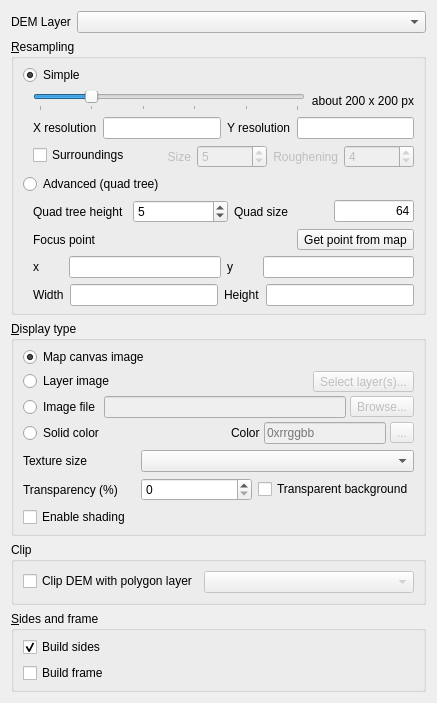
Qt form ui/demproperties.ui (minorua/Qgis2threejs) before a commit.
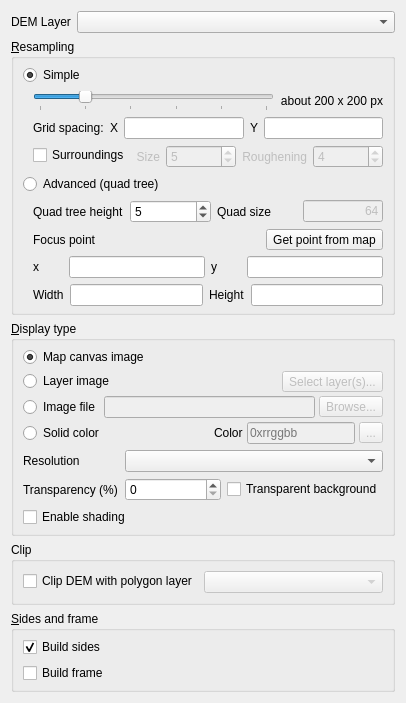
The same form after that commit.

Commit message: fix wording and widget layout

Diff of the .ui file:
```diff
--- a/ui/demproperties.ui
+++ b/ui/demproperties.ui
@@ -6,16 +6,10 @@
    <rect>
     <x>0</x>
     <y>0</y>
-    <width>437</width>
-    <height>654</height>
+    <width>386</width>
+    <height>656</height>
    </rect>
   </property>
-  <property name="sizePolicy">
-   <sizepolicy hsizetype="Preferred" vsizetype="Preferred">
-    <horstretch>0</horstretch>
-    <verstretch>0</verstretch>
-   </sizepolicy>
-  </property>
   <property name="windowTitle">
    <string>Form</string>
   </property>
@@ -37,6 +31,12 @@
          <verstretch>0</verstretch>
         </sizepolicy>
        </property>
+       <property name="maximumSize">
+        <size>
+         <width>350</width>
+         <height>16777215</height>
+        </size>
+       </property>
       </widget>
      </item>
     </layout>
@@ -120,11 +120,20 @@
          </layout>
         </item>
         <item>
-         <layout class="QHBoxLayout" name="horizontalLayout_4">
-          <item>
+         <layout class="QFormLayout" name="formLayout_2">
+          <item row="0" column="0">
            <widget class="QLabel" name="label_8">
             <property name="text">
-             <string>X resolution</string>
+             <string>Grid spacing:</string>
+            </property>
+           </widget>
+          </item>
+          <item row="0" column="1">
+           <layout class="QHBoxLayout" name="horizontalLayout_4">
+            <item>
+             <widget class="QLabel" name="label_4">
+              <property name="text">
+               <string>X</string>
             </property>
            </widget>
           </item>
@@ -147,7 +156,7 @@
           <item>
            <widget class="QLabel" name="label_9">
             <property name="text">
-             <string>Y resolution</string>
+               <string>Y</string>
             </property>
            </widget>
           </item>
@@ -163,24 +172,20 @@
           </item>
          </layout>
         </item>
+         </layout>
+        </item>
         <item>
          <layout class="QFormLayout" name="formLayout_Surroundings">
-          <property name="sizeConstraint">
-           <enum>QLayout::SetMaximumSize</enum>
-          </property>
-          <property name="formAlignment">
-           <set>Qt::AlignLeading|Qt::AlignLeft|Qt::AlignTop</set>
-          </property>
-          <item row="1" column="0">
+          <item row="0" column="0">
            <widget class="QCheckBox" name="checkBox_Surroundings">
             <property name="text">
              <string>Surroundings</string>
             </property>
            </widget>
           </item>
-          <item row="1" column="1">
-           <layout class="QHBoxLayout" name="horizontalLayout_Surroundings">
-            <item>
+          <item row="0" column="1">
+           <layout class="QGridLayout" name="gridLayout_Surroundings">
+            <item row="0" column="0">
              <widget class="QLabel" name="label_2">
               <property name="enabled">
                <bool>false</bool>
@@ -193,7 +198,7 @@
               </property>
              </widget>
             </item>
-            <item>
+            <item row="0" column="1">
              <widget class="QSpinBox" name="spinBox_Size">
               <property name="enabled">
                <bool>false</bool>
@@ -218,7 +223,7 @@
               </property>
              </widget>
             </item>
-            <item>
+            <item row="0" column="2">
              <widget class="QLabel" name="label_3">
               <property name="enabled">
                <bool>false</bool>
@@ -231,7 +236,7 @@
               </property>
              </widget>
             </item>
-            <item>
+            <item row="0" column="3">
              <widget class="QSpinBox" name="spinBox_Roughening">
               <property name="enabled">
                <bool>false</bool>
@@ -309,7 +314,7 @@
           <item>
            <widget class="QLineEdit" name="lineEdit">
             <property name="enabled">
-             <bool>true</bool>
+             <bool>false</bool>
             </property>
             <property name="sizePolicy">
              <sizepolicy hsizetype="Preferred" vsizetype="Fixed">
@@ -624,7 +629,7 @@
         <item row="0" column="0">
          <widget class="QLabel" name="label_TextureSize">
           <property name="text">
-           <string>Texture size</string>
+           <string>Resolution</string>
           </property>
          </widget>
         </item>
@@ -693,8 +698,6 @@
      <property name="title">
       <string>Clip</string>
      </property>
-     <layout class="QVBoxLayout" name="verticalLayout_3">
-      <item>
        <layout class="QFormLayout" name="formLayout">
         <item row="0" column="0">
          <widget class="QCheckBox" name="checkBox_Clip">
@@ -714,9 +717,13 @@
             <verstretch>0</verstretch>
            </sizepolicy>
           </property>
-         </widget>
-        </item>
-       </layout>
+        <property name="maximumSize">
+         <size>
+          <width>220</width>
+          <height>16777215</height>
+         </size>
+        </property>
+       </widget>
       </item>
      </layout>
     </widget>
```
Left out of the diff: 4 changed lines with no effect on the pictures. Lines whose indentation alone changed are shown as unchanged. The commit also changes 7 other files.
